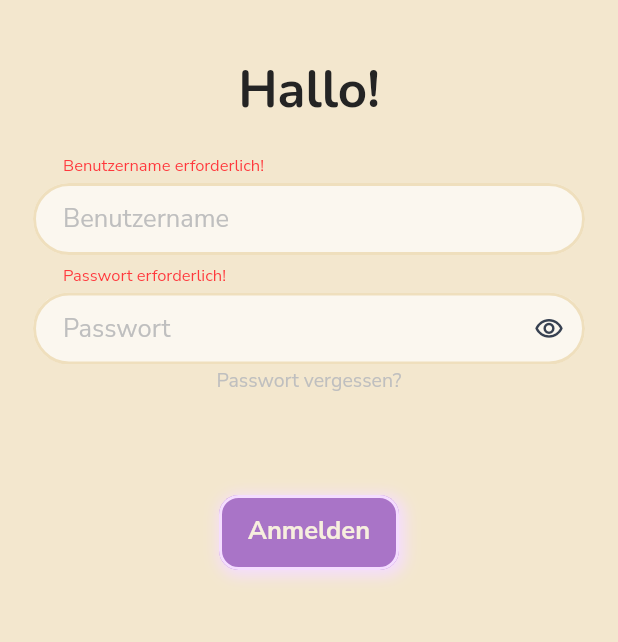
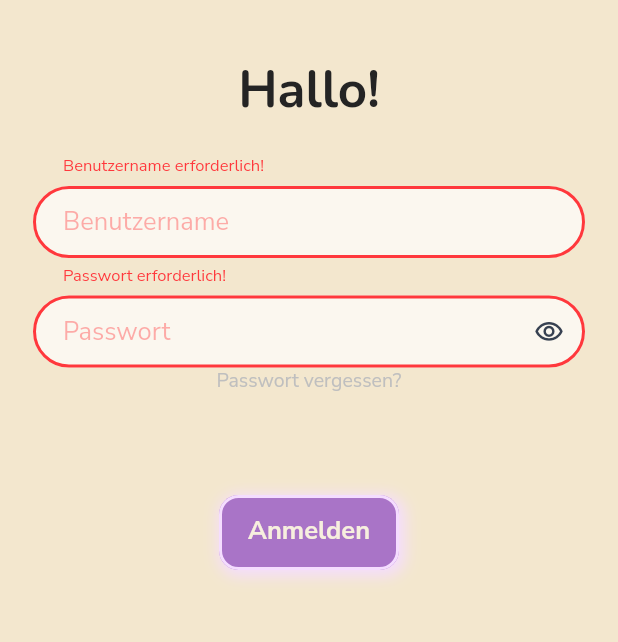
Before and after one commit to wizardofmountains/kikocode, a Flutter app: the screen it shows after launch, after a tap on "Anmelden", on a phone screen of 412 x 824 dp, the part 330-972 px from its top. Run offline on Flutter 3.47's test engine with Material 3 defaults, Android fonts, the phone set to English and light mode, and no system bars; our stand-ins replace flutter_riverpod, flutter_svg, go_router, google_fonts, supabase_flutter; missing offline and left inert: coolicons; accounts and stored records are empty.

Commit message:
Enhance AppInput component and update color definitions
- Improved error handling in AppInput to display error text as the label when applicable.
- Updated color definitions in AppColors to include accentRed for better design consistency.
- Refined input field styles to align with Figma specifications, including adjustments to padding and error text visibility.

```diff
--- a/lib/core/components/atoms/app_input.dart
+++ b/lib/core/components/atoms/app_input.dart
@@ -92,17 +92,21 @@ class _AppInputState extends State<AppInput> {
 
   @override
   Widget build(BuildContext context) {
-    final hasError = widget.errorText != null;
+    final hasError = widget.errorText != null && widget.errorText!.isNotEmpty;
 
     return Column(
       crossAxisAlignment: CrossAxisAlignment.start,
       children: [
-        if (widget.label != null) ...[
-          Text(
-            widget.label!,
-            style: AppTypography.caption2.copyWith( // Use Caption 2 (11px Nunito Sans Regular)
-              color: hasError ? AppColors.error : AppColors.textSecondary,
-              fontWeight: FontWeight.w400,
+        // Show error text as label when there's an error, otherwise show label
+        if (hasError || widget.label != null) ...[
+          Padding(
+            padding: const EdgeInsets.only(left: 20), // 20px left padding to match Figma (42px - 22px field margin)
+            child: Text(
+              hasError ? widget.errorText! : widget.label!,
+              style: AppTypography.caption2.copyWith( // Use Caption 2 (11px Nunito Sans Regular)
+                color: hasError ? AppColors.accentRed : AppColors.textSecondary,
+                fontWeight: FontWeight.w400,
+              ),
             ),
           ),
           AppSpacing.v2,
@@ -129,23 +133,27 @@ class _AppInputState extends State<AppInput> {
           decoration: InputDecoration(
             hintText: widget.hintText,
             helperText: widget.helperText,
-            errorText: (widget.errorText != null && widget.errorText!.isNotEmpty) ? widget.errorText : null,
+            // Don't show errorText below the field - we show it as label above
+            errorText: null,
+            errorStyle: const TextStyle(height: 0), // Hide error text space
             prefixIcon: widget.prefixIcon != null
                 ? Icon(widget.prefixIcon, size: _getIconSize(widget.size))
                 : null,
             suffixIcon: _buildSuffixIcon(),
             contentPadding: _getContentPadding(widget.size),
-            border: _buildBorder(false),
-            enabledBorder: _buildBorder(false),
-            focusedBorder: _buildBorder(true),
+            border: _buildBorder(false, error: hasError),
+            enabledBorder: _buildBorder(false, error: hasError),
+            focusedBorder: _buildBorder(true, error: hasError),
             errorBorder: _buildBorder(false, error: true),
             focusedErrorBorder: _buildBorder(true, error: true),
             filled: true,
             fillColor: widget.enabled
-                ? AppColors.surfaceHighest // Use Surface Highest (#FBF7EF) from Figma
+                ? AppColors.surfaceHighest // Light beige (#FBF7EF) from Figma
                 : AppColors.backgroundSecondary,
             hintStyle: AppTypography.body.copyWith(
-              color: AppColors.textTertiary, // Caption color (#BFBFBF) from Figma
+              color: hasError
+                  ? AppColors.accentRed.withOpacity(0.4) // Accent/Red at 40% opacity for error state
+                  : AppColors.textTertiary, // Gray (#BFBFBF) for default placeholder
             ),
           ),
         ),
@@ -175,7 +183,7 @@ class _AppInputState extends State<AppInput> {
       borderRadius: BorderRadius.circular(25), // KIKO rounded style: 25px from Figma
       borderSide: BorderSide(
         color: error
-            ? AppColors.error // Red (#FF383C) for error state
+            ? AppColors.accentRed // Accent/Red (#FF383C) from Figma for error state
             : focused
                 ? AppColors.secondary // Mint green (#9ED9C6) for focused/selected state
                 : AppColors.surfaceLow, // Beige (#EFDFBD) for default state
--- a/lib/core/design_system/colors.dart
+++ b/lib/core/design_system/colors.dart
@@ -250,6 +250,7 @@ class AppColors {
 
   static const Color accent = Color(0xFF65B6EC);       // Blue (from logo 'o')
   static const Color accentYellow = Color(0xFFF4C865); // Yellow (from logo 'k')
+  static const Color accentRed = Color(0xFFFF383C);    // Red (Accent/Red from Figma)
 
   static const Color success = Color(0xFF10B981);      // Emerald green
   static const Color success50 = Color(0xFFECFDF5);    // Very very light green
--- a/lib/features/auth/screens/login_screen.dart
+++ b/lib/features/auth/screens/login_screen.dart
@@ -98,53 +98,33 @@ class _LoginScreenState extends State<LoginScreen> {
               ),
             ),
 
-            // Username label - top 325px, left 42px
+            // Username field - top 325px, left 22px
+            // Label appears 17px above at top 325px (field at 342px)
             Positioned(
               top: 325,
-              left: 42,
-              child: Text(
-                _usernameError ?? 'Benutzername',
-                style: AppTypography.caption2.copyWith(
-                  color: _usernameError != null ? AppColors.error : AppColors.textTertiary,
-                ),
-              ),
-            ),
-
-            // Username field - top 342px, left 22px
-            Positioned(
-              top: 342,
               left: 22,
               right: 22,
               child: AppInput(
                 controller: _usernameController,
+                label: 'Benutzername',
                 hintText: 'Benutzername',
-                errorText: _usernameError != null ? '' : null,
+                errorText: _usernameError,
                 size: AppInputSize.medium,
               ),
             ),
 
-            // Password label - top 398px, left 42px
+            // Password field - top 398px, left 22px
+            // Label appears 17px above at top 398px (field at 415px)
             Positioned(
               top: 398,
-              left: 42,
-              child: Text(
-                _passwordError ?? 'Passwort',
-                style: AppTypography.caption2.copyWith(
-                  color: _passwordError != null ? AppColors.error : AppColors.textTertiary,
-                ),
-              ),
-            ),
-
-            // Password field - top 415px, left 22px
-            Positioned(
-              top: 415,
               left: 22,
               right: 22,
               child: AppInput(
                 controller: _passwordController,
+                label: 'Passwort',
                 hintText: 'Passwort',
                 obscureText: true,
-                errorText: _passwordError != null ? '' : null,
+                errorText: _passwordError,
                 size: AppInputSize.medium,
               ),
             ),
```
Also changed, not shown: lib/core/components/atoms/app_input_validation_test.dart (added, +224 -0 lines), 1 other file.
